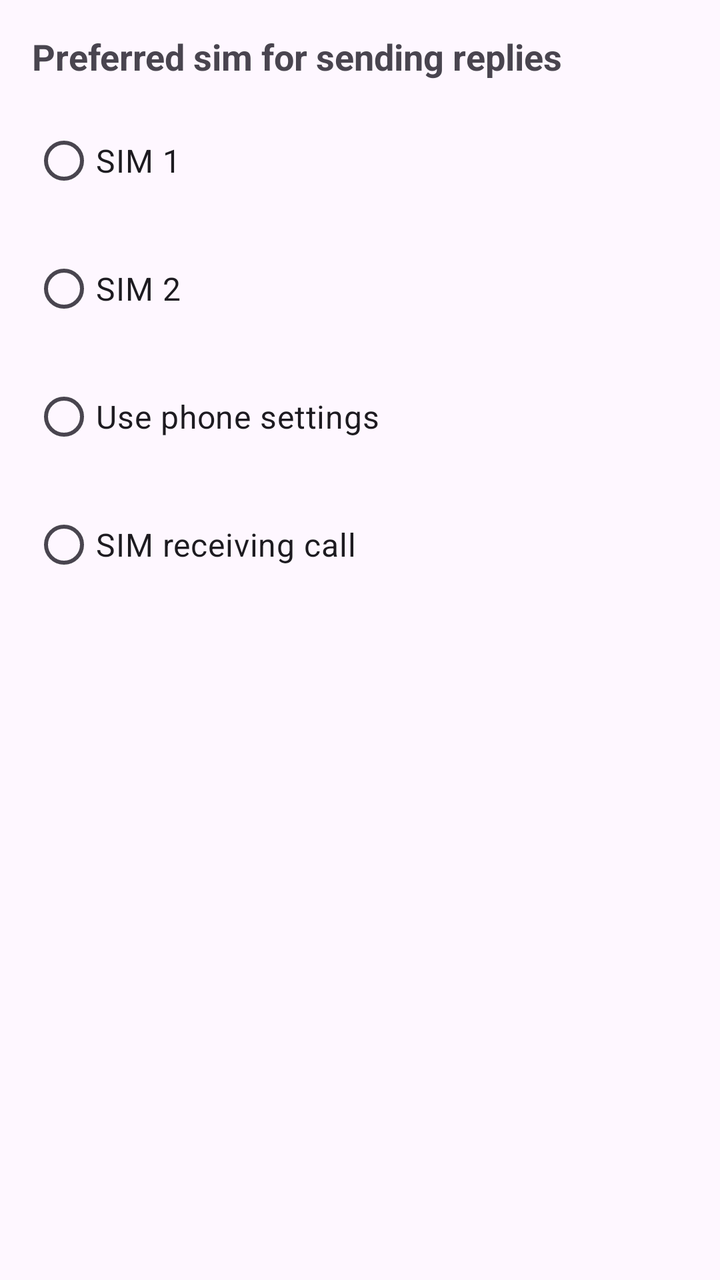
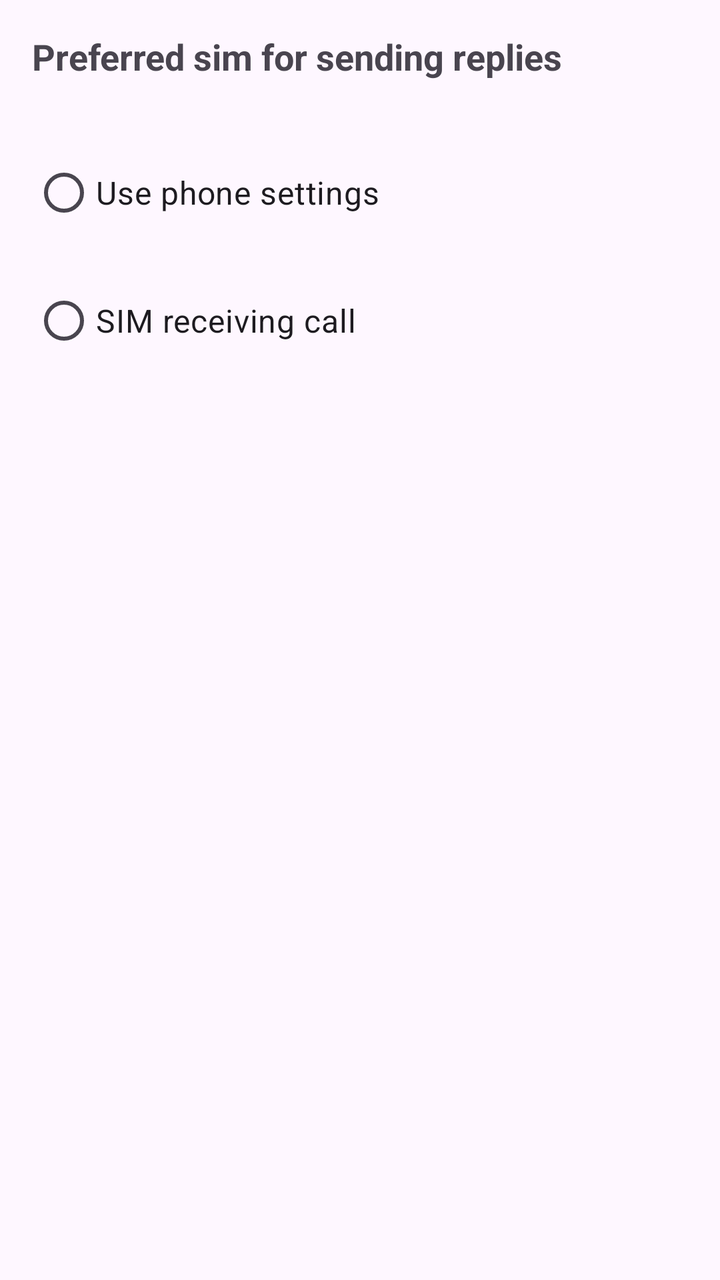

Before-and-after screenshots of an Android layout around one commit, followed by the original layout XML and the change that was made.
<!-- AndroidManifest.xml: application theme Theme.CallSwitch -->
<!-- res/layout/bottom_sheet_preferred_sim.xml -->
<?xml version="1.0" encoding="utf-8"?>
<LinearLayout xmlns:android="http://schemas.android.com/apk/res/android"
    android:layout_width="match_parent"
    android:layout_height="wrap_content"
    android:orientation="vertical">
    <TextView
        android:layout_marginHorizontal="16dp"
        android:layout_width="match_parent"
        android:layout_height="wrap_content"
        android:layout_marginTop="16dp"
        android:text="Preferred sim for sending replies"
        android:textSize="18sp"
        android:textStyle="bold"
        />
    <RadioGroup
        android:layout_width="match_parent"
        android:layout_height="wrap_content"
        android:layout_marginBottom="16dp"
        android:layout_marginTop="16dp">
        <RadioButton
            android:textSize="16sp"
            android:layout_marginHorizontal="16dp"
            android:layout_width="match_parent"
            android:layout_height="wrap_content"
            android:text="SIM 1"/>
        <RadioButton
            android:textSize="16sp"
            android:layout_marginHorizontal="16dp"
            android:layout_marginTop="16dp"
            android:layout_width="match_parent"
            android:layout_height="wrap_content"
            android:text="SIM 2"/>
        <RadioButton
            android:textSize="16sp"
            android:layout_marginHorizontal="16dp"
            android:layout_marginTop="16dp"
            android:layout_width="match_parent"
            android:layout_height="wrap_content"
            android:text="Use phone settings"/>
        <RadioButton
            android:textSize="16sp"
            android:layout_marginHorizontal="16dp"
            android:layout_marginTop="16dp"
            android:layout_width="match_parent"
            android:layout_height="wrap_content"
            android:text="SIM receiving call"/>
    </RadioGroup>
</LinearLayout>
<!-- resources referenced by this layout -->
<resources>
  <style name="Theme.CallSwitch" parent="Base.Theme.CallSwitch" />
  <style name="Base.Theme.CallSwitch" parent="Theme.Material3.DayNight.NoActionBar">
          
          
          <item name="colorSurface">@color/blue</item>
          <item name="toolbarStyle">@style/Widget.App.Toolbar</item>
          <item name="bottomNavigationStyle">@style/Widget.App.BottomNavigationView</item>
      </style>
  <color name="blue">#2C5EAD</color>
  <style name="Widget.App.Toolbar" parent="Widget.Material3.Toolbar">
          <item name="materialThemeOverlay">@style/ThemeOverlay.App.Toolbar</item>
      </style>
  <style name="Widget.App.BottomNavigationView" parent="Widget.Material3.BottomNavigationView">
          <item name="materialThemeOverlay">@style/ThemeOverlay.App.BottomNavigationView</item>
      </style>
  <style name="ThemeOverlay.App.Toolbar" parent="">
          <item name="colorSurface">@color/blue</item>
          <item name="colorOnSurface">@color/blue</item>
          <item name="colorSurfaceContainer">@color/blue</item>
          <item name="colorOnSurfaceVariant">@color/white</item>
          <item name="titleTextColor">@color/white</item>
          <item name="iconTint">@color/white</item>
          <item name="textAppearanceTitleLarge">@style/TextAppearance.App.TitleLarge</item>
          <item name="textAppearanceTitleMedium">@style/TextAppearance.App.TitleMedium</item>
      </style>
  <style name="ThemeOverlay.App.BottomNavigationView" parent="">
          
          <item name="colorOnSurfaceVariant">@color/white</item>
          
          <item name="colorSurfaceContainer">@color/blue</item>
          
          <item name="colorSecondary">@color/blue</item>
          
          <item name="colorSecondaryContainer">@color/white</item>
          
          <item name="colorOnSecondaryContainer">@color/blue</item>
      </style>
  <color name="white">#FFFFFFFF</color>
  <style name="TextAppearance.App.TitleLarge" parent="TextAppearance.Material3.TitleLarge">
          
          
      </style>
  <style name="TextAppearance.App.TitleMedium" parent="TextAppearance.Material3.TitleMedium">
          
          
      </style>
</resources>

<!-- the commit's change to res/layout/bottom_sheet_preferred_sim.xml (unified diff, before → after) -->
@@ -13,24 +13,14 @@
         android:textStyle="bold"
         />
     <RadioGroup
+        android:id="@+id/preferred_sim_settings_radio_group"
         android:layout_width="match_parent"
         android:layout_height="wrap_content"
         android:layout_marginBottom="16dp"
         android:layout_marginTop="16dp">
+
         <RadioButton
-            android:textSize="16sp"
-            android:layout_marginHorizontal="16dp"
-            android:layout_width="match_parent"
-            android:layout_height="wrap_content"
-            android:text="SIM 1"/>
-        <RadioButton
-            android:textSize="16sp"
-            android:layout_marginHorizontal="16dp"
-            android:layout_marginTop="16dp"
-            android:layout_width="match_parent"
-            android:layout_height="wrap_content"
-            android:text="SIM 2"/>
-        <RadioButton
+            android:id="@+id/preferred_sim_use_phone"
             android:textSize="16sp"
             android:layout_marginHorizontal="16dp"
             android:layout_marginTop="16dp"
@@ -38,6 +28,7 @@
             android:layout_height="wrap_content"
             android:text="Use phone settings"/>
         <RadioButton
+            android:id="@+id/preferred_sim_receiving_sim"
             android:textSize="16sp"
             android:layout_marginHorizontal="16dp"
             android:layout_marginTop="16dp"
